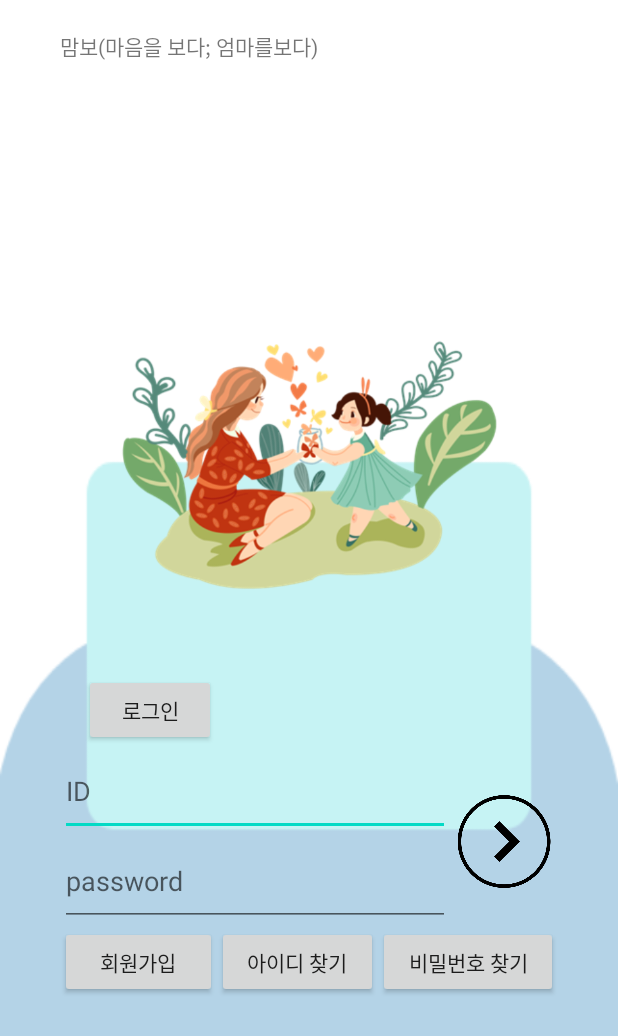
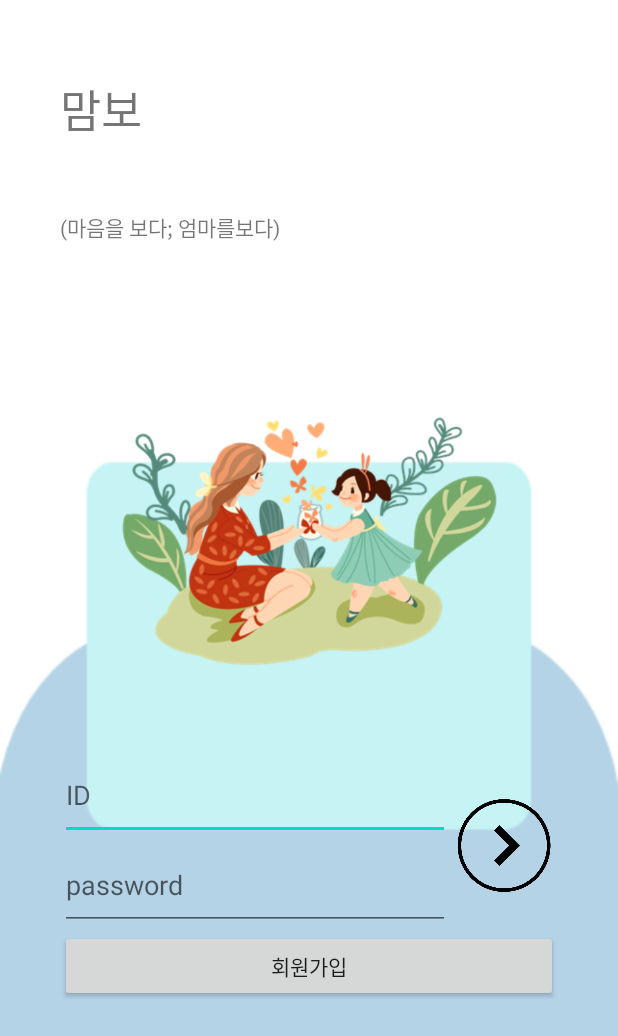
Before and after one commit to 22896/mombo, an Android app: the screen it shows after launch (MainActivity), on a phone screen of 412 x 824 dp. Shown: the top 1036 px of the screen. Run offline under Robolectric (Android 15) with nearby library versions, the phone set to English and light mode, and no system bars; our stand-ins replace Firebase (no records; nobody signed in at launch, a user with empty details on screens opened directly).

Commit message:
약간 수정

```diff
--- a/app/src/main/AndroidManifest.xml
+++ b/app/src/main/AndroidManifest.xml
@@ -38,9 +38,6 @@
         <activity android:name=".ChoiceActivity" />
         <activity android:name=".FirstActivity" />
 
-        <activity android:name=".registration" />
-
-
 
     </application>
 
--- a/app/src/main/java/com/example/mombo/Join_mom.java
+++ b/app/src/main/java/com/example/mombo/Join_mom.java
@@ -117,7 +117,7 @@ public class Join_mom extends AppCompatActivity {
                                 }
                             });
                 } else {
-                    Toast.makeText(Join_mom.this, "회원가입 실패!", Toast.LENGTH_SHORT).show();
+                    Toast.makeText(Join_mom.this, "회원가입 실패,,,ㅠㅠ", Toast.LENGTH_SHORT).show();
                 }
 
 
--- a/app/src/main/res/layout/activity_main.xml
+++ b/app/src/main/res/layout/activity_main.xml
@@ -1,58 +1,52 @@
 <?xml version="1.0" encoding="utf-8"?>
-<androidx.constraintlayout.widget.ConstraintLayout xmlns:android="http://schemas.android.com/apk/res/android"
+<RelativeLayout xmlns:android="http://schemas.android.com/apk/res/android"
     xmlns:app="http://schemas.android.com/apk/res-auto"
     xmlns:tools="http://schemas.android.com/tools"
     android:layout_width="match_parent"
     android:layout_height="match_parent"
     android:background="@drawable/dfs"
+    android:orientation="vertical"
     tools:context="com.example.mombo.MainActivity">
 
-
-    <!-- 틀-->
     <LinearLayout
+        android:id="@+id/tv_1"
         android:layout_width="match_parent"
-        android:layout_height="match_parent"
+        android:layout_height="500dp"
         android:layout_marginLeft="40dp"
         android:layout_marginRight="40dp"
-        android:orientation="vertical"
-        tools:layout_editor_absoluteX="1dp"
-        tools:layout_editor_absoluteY="75dp">
-
-        <LinearLayout
-            android:layout_width="match_parent"
-            android:layout_height="wrap_content"
         android:orientation="vertical">
 
         <TextView
-                android:id="@+id/textView11"
             android:layout_width="wrap_content"
             android:layout_height="wrap_content"
-                android:layout_marginTop="20dp"
+            android:layout_marginTop="50dp"
             android:layout_marginBottom="40dp"
-                android:text="맘보(마음을 보다; 엄마를보다)" />
+            android:text="맘보"
+            android:textSize="30dp"/>
+
+        <TextView
+            android:layout_width="wrap_content"
+            android:layout_height="wrap_content"
+            android:layout_marginTop="5dp"
+            android:layout_marginBottom="40dp"
+            android:text="(마음을 보다; 엄마를보다)" />
 
         <ImageView
+
             android:id="@+id/imageView3"
             android:layout_width="match_parent"
             android:layout_height="258dp"
-                android:layout_marginTop="100dp"
+            android:layout_marginTop="30dp"
             android:src="@drawable/photo2" />
-
-            <Button
-                android:id="@+id/login"
-                android:layout_width="wrap_content"
-                android:layout_height="wrap_content"
-                android:layout_marginLeft="16dp"
-                android:layout_marginTop="10dp"
-                android:text="로그인" />
-
-
     </LinearLayout>
 
     <!--아이디비번입력부분-->
     <LinearLayout
         android:layout_width="match_parent"
-            android:layout_height="match_parent"
+        android:layout_height="200dp"
+        android:layout_below="@+id/tv_1"
+        android:layout_marginLeft="40dp"
+        android:layout_marginRight="40dp"
         android:orientation="vertical">
 
         <LinearLayout
@@ -76,7 +70,10 @@
                     android:layout_width="match_parent"
                     android:layout_height="60dp"
                     android:layout_marginBottom="92dp"
-                        android:hint="@string/hint_pw" />
+                    android:hint="@string/hint_pw"
+                    android:singleLine="true"
+                    android:password="true"
+                    android:inputType="textPassword"/>
             </LinearLayout>
 
             <ImageButton
@@ -97,27 +94,12 @@
 
             <Button
                 android:id="@+id/btn_join"
-                    android:layout_width="wrap_content"
+                android:layout_width="100dp"
                 android:layout_height="wrap_content"
                 android:layout_weight="1"
                 android:text="회원가입" />
 
-                <Button
-                    android:id="@+id/button6"
-                    android:layout_width="wrap_content"
-                    android:layout_height="wrap_content"
-                    android:layout_weight="1"
-                    android:text="아이디 찾기" />
 
-                <Button
-                    android:id="@+id/button7"
-                    android:layout_width="wrap_content"
-                    android:layout_height="wrap_content"
-                    android:layout_weight="1"
-                    android:text="비밀번호 찾기" />
         </LinearLayout>
     </LinearLayout>
-    </LinearLayout>
-
-
-</androidx.constraintlayout.widget.ConstraintLayout>
+</RelativeLayout>
```
Also changed, not shown: app/src/main/java/com/example/mombo/MainActivity.java (+4 -54 lines), app/src/main/java/com/example/mombo/registration.java (deleted, +0 -90 lines), app/src/main/res/layout/registration.xml (deleted, +0 -48 lines). Lines whose indentation alone changed are shown as unchanged.
